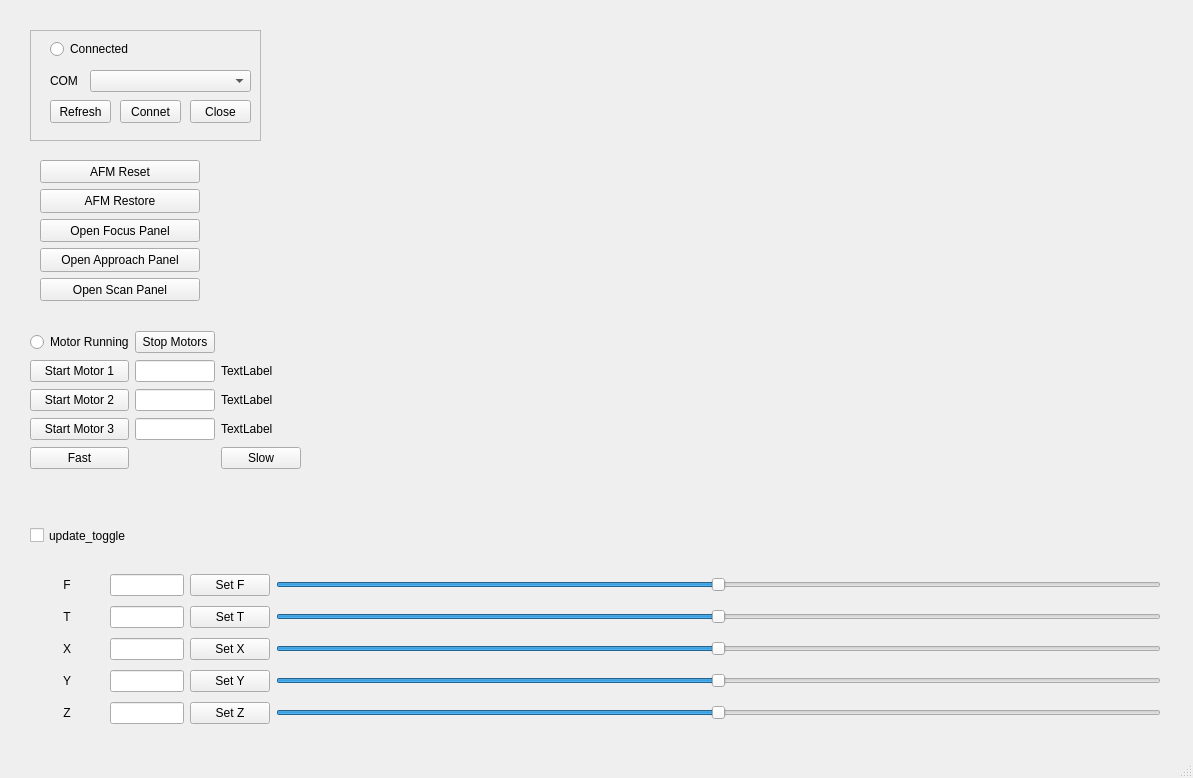
MechRedPanda/red-panda-afm, file gui/ui/main_window.ui: the form before one commit.
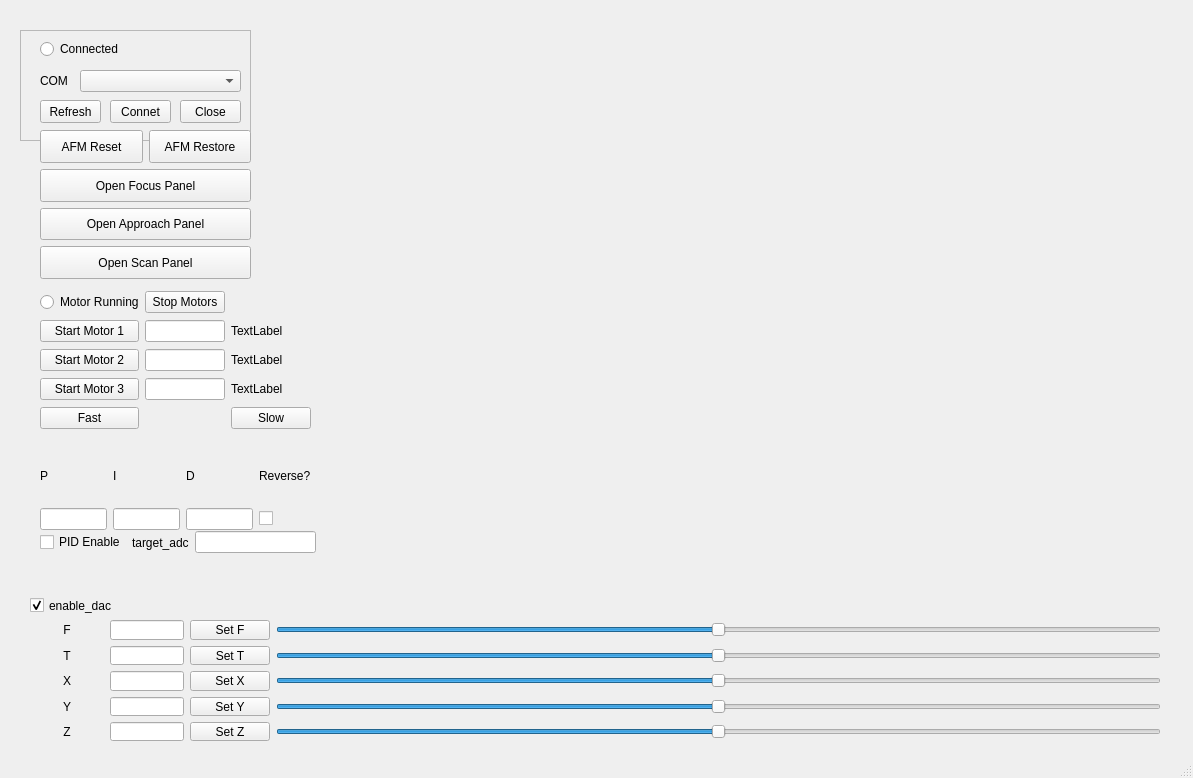
The form after the commit. Custom widgets are drawn as their Qt base class.

The edit to the form file:
```diff
--- a/gui/ui/main_window.ui
+++ b/gui/ui/main_window.ui
@@ -17,7 +17,7 @@
    <widget class="QFrame" name="frame">
     <property name="geometry">
      <rect>
-      <x>30</x>
+      <x>20</x>
       <y>30</y>
       <width>231</width>
       <height>111</height>
@@ -136,9 +136,9 @@
     <property name="geometry">
      <rect>
       <x>30</x>
-      <y>570</y>
+      <y>620</y>
       <width>1131</width>
-      <height>161</height>
+      <height>121</height>
      </rect>
     </property>
     <layout class="QGridLayout" name="gridLayout_2" columnstretch="1,1,1,12">
@@ -316,13 +316,15 @@
     <property name="geometry">
      <rect>
       <x>40</x>
-      <y>160</y>
-      <width>160</width>
-      <height>141</height>
+      <y>130</y>
+      <width>211</width>
+      <height>149</height>
      </rect>
     </property>
     <layout class="QVBoxLayout" name="verticalLayout">
      <item>
+      <layout class="QHBoxLayout" name="horizontalLayout">
+       <item>
       <widget class="QPushButton" name="reset_button">
        <property name="sizePolicy">
         <sizepolicy hsizetype="Minimum" vsizetype="Expanding">
@@ -348,6 +350,8 @@
        </property>
       </widget>
      </item>
+      </layout>
+     </item>
      <item>
       <widget class="QPushButton" name="focus_widget_button">
        <property name="sizePolicy">
@@ -392,8 +396,8 @@
    <widget class="QWidget" name="gridLayoutWidget">
     <property name="geometry">
      <rect>
-      <x>30</x>
-      <y>330</y>
+      <x>40</x>
+      <y>290</y>
       <width>271</width>
       <height>141</height>
      </rect>
@@ -484,14 +488,102 @@
     <property name="geometry">
      <rect>
       <x>30</x>
-      <y>520</y>
+      <y>590</y>
       <width>291</width>
       <height>31</height>
      </rect>
     </property>
     <property name="text">
-     <string>update_toggle</string>
+     <string>enable_dac</string>
     </property>
+    <property name="checked">
+     <bool>true</bool>
+    </property>
+   </widget>
+   <widget class="QWidget" name="gridLayoutWidget_3">
+    <property name="geometry">
+     <rect>
+      <x>40</x>
+      <y>450</y>
+      <width>271</width>
+      <height>80</height>
+     </rect>
+    </property>
+    <layout class="QGridLayout" name="gridLayout_3">
+     <item row="0" column="3">
+      <widget class="QLabel" name="label_9">
+       <property name="text">
+        <string>Reverse?</string>
+       </property>
+      </widget>
+     </item>
+     <item row="0" column="0">
+      <widget class="QLabel" name="label_6">
+       <property name="text">
+        <string>P</string>
+       </property>
+      </widget>
+     </item>
+     <item row="0" column="2">
+      <widget class="QLabel" name="label_8">
+       <property name="text">
+        <string>D</string>
+       </property>
+      </widget>
+     </item>
+     <item row="1" column="0">
+      <widget class="QLineEdit" name="p_input_box"/>
+     </item>
+     <item row="0" column="1">
+      <widget class="QLabel" name="label_7">
+       <property name="text">
+        <string>I</string>
+       </property>
+      </widget>
+     </item>
+     <item row="1" column="3">
+      <widget class="QCheckBox" name="pid_reverse_button">
+       <property name="text">
+        <string/>
+       </property>
+      </widget>
+     </item>
+     <item row="1" column="2">
+      <widget class="QLineEdit" name="d_input_box"/>
+     </item>
+     <item row="1" column="1">
+      <widget class="QLineEdit" name="i_input_box"/>
+     </item>
+    </layout>
+   </widget>
+   <widget class="QWidget" name="horizontalLayoutWidget_2">
+    <property name="geometry">
+     <rect>
+      <x>40</x>
+      <y>530</y>
+      <width>276</width>
+      <height>25</height>
+     </rect>
+    </property>
+    <layout class="QHBoxLayout" name="horizontalLayout_2">
+     <item>
+      <widget class="QCheckBox" name="pid_toggle_button">
+       <property name="text">
+        <string>PID Enable</string>
+       </property>
+      </widget>
+     </item>
+     <item>
+      <widget class="QLabel" name="label_10">
+       <property name="text">
+        <string>target_adc</string>
+       </property>
+      </widget>
+     </item>
+     <item>
+      <widget class="QLineEdit" name="target_adc_value_input"/>
+     </item>
+    </layout>
    </widget>
   </widget>
   <widget class="QMenuBar" name="menubar">
```
Left out of the diff: 2 changed lines with no effect on the pictures. Lines whose indentation alone changed are shown as unchanged.
